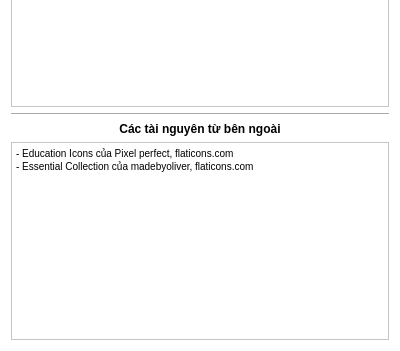
Old version of the form about.ui in the repository fantasyinferno/libpro; both pictures show x 0 to 400 and y 209 to 560 of the 400 by 560 pixel window.
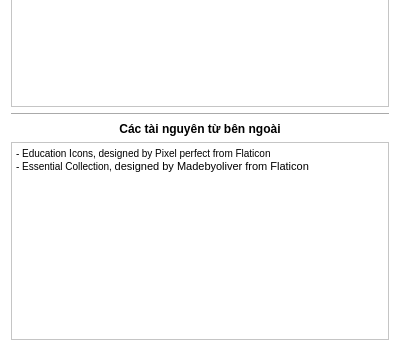
New version of the form.

What changed in the file:
```diff
--- a/about.ui
+++ b/about.ui
@@ -137,8 +137,8 @@
 &lt;html&gt;&lt;head&gt;&lt;meta name=&quot;qrichtext&quot; content=&quot;1&quot; /&gt;&lt;style type=&quot;text/css&quot;&gt;
 p, li { white-space: pre-wrap; }
 &lt;/style&gt;&lt;/head&gt;&lt;body style=&quot; font-family:'MS Shell Dlg 2'; font-size:7.8pt; font-weight:400; font-style:normal;&quot;&gt;
-&lt;p style=&quot; margin-top:0px; margin-bottom:0px; margin-left:0px; margin-right:0px; -qt-block-indent:0; text-indent:0px;&quot;&gt;- Education Icons của Pixel perfect, flaticons.com&lt;/p&gt;
-&lt;p style=&quot; margin-top:0px; margin-bottom:0px; margin-left:0px; margin-right:0px; -qt-block-indent:0; text-indent:0px;&quot;&gt;- Essential Collection của madebyoliver, flaticons.com&lt;/p&gt;&lt;/body&gt;&lt;/html&gt;</string>
+&lt;p style=&quot; margin-top:0px; margin-bottom:0px; margin-left:0px; margin-right:0px; -qt-block-indent:0; text-indent:0px;&quot;&gt;- Education Icons, designed by Pixel perfect from Flaticon&lt;/p&gt;
+&lt;p style=&quot; margin-top:0px; margin-bottom:0px; margin-left:0px; margin-right:0px; -qt-block-indent:0; text-indent:0px;&quot;&gt;- Essential Collection, &lt;span style=&quot; font-size:8pt;&quot;&gt;designed by Madebyoliver from Flaticon&lt;/span&gt;&lt;/p&gt;&lt;/body&gt;&lt;/html&gt;</string>
      </property>
     </widget>
    </item>
```
